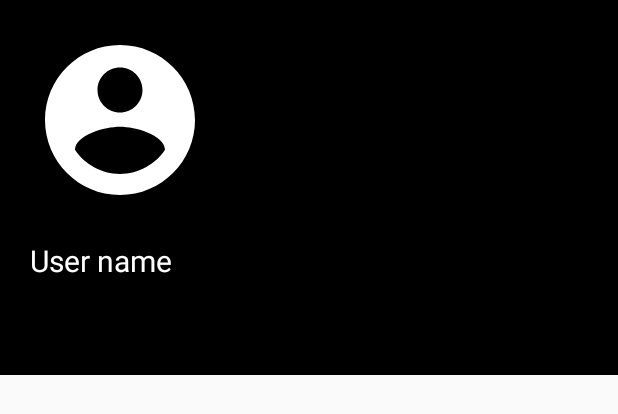
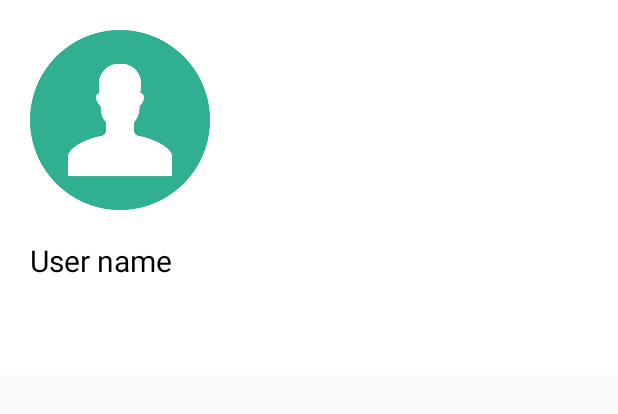
Before and after one commit to nonexistentware/Android-elements, an Android app: the layout header.xml on its own in the app's theme, with its tools: preview values and no code run, on a phone screen of 412 x 824 dp. Shown: the top 414 px of the screen. Run offline under Robolectric (Android 15) with nearby library versions, the phone set to English and light mode, and no system bars.

Commit message:
Adroid elements

```diff
--- a/navigationdrawer/app/build.gradle
+++ b/navigationdrawer/app/build.gradle
@@ -5,7 +5,7 @@ android {
     buildToolsVersion "29.0.2"
     defaultConfig {
         applicationId "com.nonexistentware.navigationdrawer"
-        minSdkVersion 18
+        minSdkVersion 21
         targetSdkVersion 29
         versionCode 1
         versionName "1.0"
@@ -29,6 +29,5 @@ dependencies {
 
     implementation 'com.android.support:design:28.0.0'
     implementation 'com.google.android.material:material:1.0.0'
-
-    implementation 'de.hdodenhof:circleimageview:3.0.1' //circle image dependency
+    implementation 'com.android.support:support-v4:28.0.0'
 }
--- a/navigationdrawer/app/src/main/AndroidManifest.xml
+++ b/navigationdrawer/app/src/main/AndroidManifest.xml
@@ -9,7 +9,8 @@
         android:roundIcon="@mipmap/ic_launcher_round"
         android:supportsRtl="true"
         android:theme="@style/AppTheme">
-        <activity android:name=".MainActivity">
+        <activity android:name=".MainActivity"
+            android:theme="@style/AppTheme.NoActionBar">
             <intent-filter>
                 <action android:name="android.intent.action.MAIN" />
 
--- a/navigationdrawer/app/src/main/res/drawable/ic_account_circle_black_24dp.xml
+++ /dev/null
@@ -1,5 +0,0 @@
-<vector android:height="24dp" android:tint="#FFFFFF"
-    android:viewportHeight="24.0" android:viewportWidth="24.0"
-    android:width="24dp" xmlns:android="http://schemas.android.com/apk/res/android">
-    <path android:fillColor="#FF000000" android:pathData="M12,2C6.48,2 2,6.48 2,12s4.48,10 10,10 10,-4.48 10,-10S17.52,2 12,2zM12,5c1.66,0 3,1.34 3,3s-1.34,3 -3,3 -3,-1.34 -3,-3 1.34,-3 3,-3zM12,19.2c-2.5,0 -4.71,-1.28 -6,-3.22 0.03,-1.99 4,-3.08 6,-3.08 1.99,0 5.97,1.09 6,3.08 -1.29,1.94 -3.5,3.22 -6,3.22z"/>
-</vector>
--- a/navigationdrawer/app/src/main/res/layout/header.xml
+++ b/navigationdrawer/app/src/main/res/layout/header.xml
@@ -4,21 +4,22 @@
     android:orientation="vertical"
     android:layout_width="match_parent"
     android:layout_height="250dp"
-    android:background="@android:color/black">
+    android:background="@android:color/white">
 
-    <de.hdodenhof.circleimageview.CircleImageView
+    <ImageView
         android:layout_width="120dp"
         android:layout_height="120dp"
-        android:src="@drawable/ic_account_circle_black_24dp"
+        android:src="@drawable/user"
         android:layout_gravity="left"
         android:layout_marginTop="20dp"
-        android:layout_marginLeft="20dp"/>
+        android:layout_marginLeft="20dp"
+        android:tintMode="@android:color/black"/>
 
     <TextView
         android:layout_width="wrap_content"
         android:layout_height="wrap_content"
         android:text="User name"
-        android:textColor="@android:color/white"
+        android:textColor="@android:color/black"
         android:textSize="20sp"
         android:layout_marginLeft="20dp"
         android:layout_marginTop="20dp"/>
--- a/navigationdrawer/app/src/main/res/values/strings.xml
+++ b/navigationdrawer/app/src/main/res/values/strings.xml
@@ -1,3 +1,5 @@
 <resources>
     <string name="app_name">Navigation Drawer</string>
+    <string name="drawerOpen">open</string>
+    <string name="drawerClose">close</string>
 </resources>
--- a/navigationdrawer/app/src/main/res/values/styles.xml
+++ b/navigationdrawer/app/src/main/res/values/styles.xml
@@ -8,4 +8,11 @@
         <item name="colorAccent">@color/colorAccent</item>
     </style>
 
+
+    <style name="AppTheme.NoActionBar">
+        <item name="windowActionBar">false</item>
+        <item name="windowNoTitle">true</item>
+        <item name="android:statusBarColor">@android:color/transparent</item>
+    </style>
+
 </resources>
```
Also changed, not shown: navigationdrawer/app/src/main/java/com/nonexistentware/navigationdrawer/MainActivity.java (+30 -1 lines), navigationdrawer/app/src/main/res/layout/activity_main.xml (+27 -11 lines), navigationdrawer/app/src/main/res/menu/menu_item.xml (added, +16 -0 lines), navigationdrawer/app/src/main/res/drawable-v24/user.png (added).
